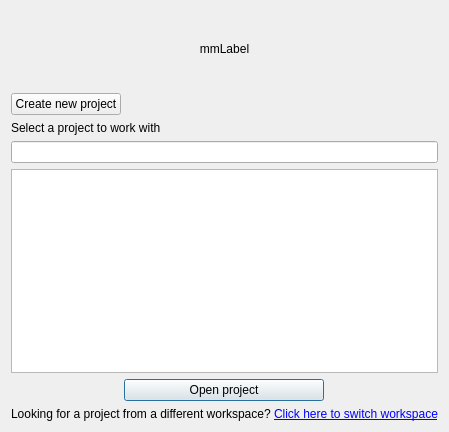
This is Mergin/ui/ui_select_project_dialog.ui in MerginMaps/qgis-plugin as Qt 5 draws it before an edit. The edited form follows.
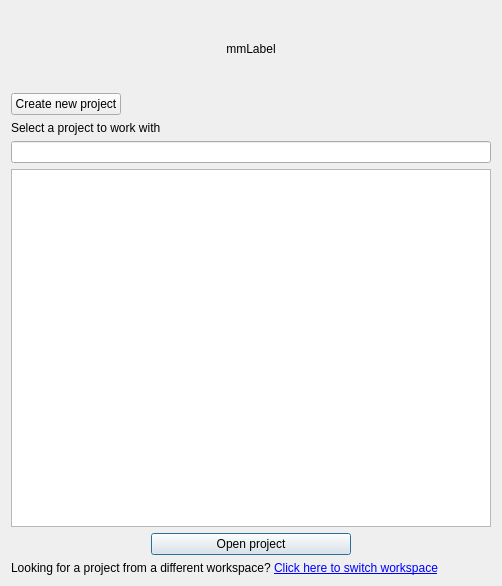
This is the edited form. Custom widgets are drawn as their Qt base class.

Commit message: add icons to delegate

Diff of the .ui file:
```diff
--- a/Mergin/ui/ui_select_project_dialog.ui
+++ b/Mergin/ui/ui_select_project_dialog.ui
@@ -6,8 +6,8 @@
    <rect>
     <x>0</x>
     <y>0</y>
-    <width>393</width>
-    <height>432</height>
+    <width>502</width>
+    <height>586</height>
    </rect>
   </property>
   <property name="windowTitle">
@@ -41,6 +41,9 @@
      <property name="text">
       <string>Open project</string>
      </property>
+     <property name="autoDefault">
+      <bool>true</bool>
+     </property>
     </widget>
    </item>
    <item row="0" column="0">
```
Left out of the diff: 9 changed lines with no effect on the pictures. The commit also changes 1 other file.
